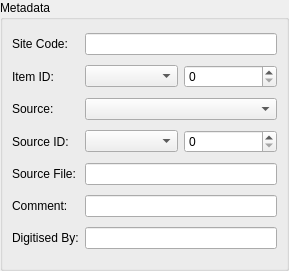
Old version of the form src/metadata_widget_base.ui in the repository lparchaeology/ArkPlan.
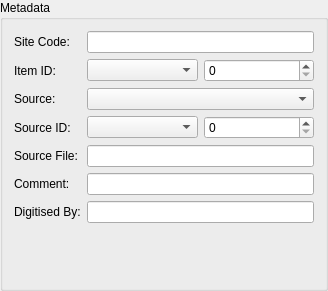
New version of the form.

Diff of the .ui file:
```diff
--- a/src/metadata_widget_base.ui
+++ b/src/metadata_widget_base.ui
@@ -1,28 +1,32 @@
 <?xml version="1.0" encoding="UTF-8"?>
 <ui version="4.0">
  <class>MetadataWidget</class>
- <widget class="QWidget" name="MetadataWidget">
+ <widget class="QGroupBox" name="MetadataWidget">
   <property name="geometry">
    <rect>
     <x>0</x>
     <y>0</y>
-    <width>289</width>
-    <height>271</height>
+    <width>328</width>
+    <height>291</height>
    </rect>
   </property>
   <property name="windowTitle">
    <string>Metadata</string>
   </property>
-  <layout class="QGridLayout" name="gridLayout_2">
-   <property name="margin">
-    <number>0</number>
-   </property>
-   <item row="0" column="0">
-    <widget class="QGroupBox" name="metadataGroup">
      <property name="title">
       <string>Metadata</string>
      </property>
      <layout class="QGridLayout" name="gridLayout">
+   <item row="4" column="1">
+    <widget class="QLineEdit" name="sourceFileEdit"/>
+   </item>
+   <item row="1" column="0">
+    <widget class="QLabel" name="label">
+     <property name="text">
+      <string>Item ID:</string>
+     </property>
+    </widget>
+   </item>
       <item row="0" column="1">
        <widget class="QLineEdit" name="siteEdit">
         <property name="readOnly">
@@ -30,20 +34,17 @@
         </property>
        </widget>
       </item>
-      <item row="4" column="0">
-       <widget class="QLabel" name="sourceCodeLabel">
-        <property name="text">
-         <string>Source:</string>
-        </property>
-        <property name="buddy">
-         <cstring>sourceCodeCombo</cstring>
+   <item row="5" column="1">
+    <widget class="QLineEdit" name="commentEdit">
+     <property name="readOnly">
+      <bool>false</bool>
         </property>
        </widget>
       </item>
-      <item row="5" column="0">
-       <widget class="QLabel" name="sourceIdLabel">
+   <item row="6" column="0">
+    <widget class="QLabel" name="createdByLabel">
         <property name="text">
-         <string>Source ID:</string>
+      <string>Digitised By:</string>
         </property>
         <property name="buddy">
          <cstring>sourceClassCombo</cstring>
@@ -60,31 +61,8 @@
         </property>
        </widget>
       </item>
-      <item row="6" column="0">
-       <widget class="QLabel" name="sourceFileLabel">
-        <property name="text">
-         <string>Source File:</string>
-        </property>
-        <property name="buddy">
-         <cstring>sourceFileEdit</cstring>
-        </property>
-       </widget>
-      </item>
       <item row="6" column="1">
-       <widget class="QLineEdit" name="sourceFileEdit"/>
-      </item>
-      <item row="4" column="1">
-       <widget class="QComboBox" name="sourceCodeCombo"/>
-      </item>
-      <item row="7" column="0">
-       <widget class="QLabel" name="commentLabel">
-        <property name="text">
-         <string>Comment:</string>
-        </property>
-        <property name="buddy">
-         <cstring>commentEdit</cstring>
-        </property>
-       </widget>
+    <widget class="QLineEdit" name="createdByEdit"/>
       </item>
       <item row="1" column="1">
        <layout class="QHBoxLayout" name="horizontalLayout_3">
@@ -103,7 +81,7 @@
         </item>
        </layout>
       </item>
-      <item row="5" column="1">
+   <item row="3" column="1">
        <layout class="QHBoxLayout" name="horizontalLayout_2">
         <item>
          <widget class="QComboBox" name="sourceClassCombo"/>
@@ -120,45 +98,61 @@
         </item>
        </layout>
       </item>
-      <item row="1" column="0">
-       <widget class="QLabel" name="label">
+   <item row="2" column="1">
+    <widget class="QComboBox" name="sourceCodeCombo"/>
+   </item>
+   <item row="4" column="0">
+    <widget class="QLabel" name="sourceFileLabel">
         <property name="text">
-         <string>Item ID:</string>
+      <string>Source File:</string>
+     </property>
+     <property name="buddy">
+      <cstring>sourceFileEdit</cstring>
+     </property>
+    </widget>
+   </item>
+   <item row="3" column="0">
+    <widget class="QLabel" name="sourceIdLabel">
+     <property name="text">
+      <string>Source ID:</string>
+     </property>
+    </widget>
+   </item>
+   <item row="2" column="0">
+    <widget class="QLabel" name="sourceCodeLabel">
+     <property name="text">
+      <string>Source:</string>
+     </property>
+     <property name="buddy">
+      <cstring>sourceCodeCombo</cstring>
+     </property>
+    </widget>
+   </item>
+   <item row="5" column="0">
+    <widget class="QLabel" name="commentLabel">
+     <property name="text">
+      <string>Comment:</string>
+     </property>
+     <property name="buddy">
+      <cstring>commentEdit</cstring>
         </property>
        </widget>
       </item>
       <item row="7" column="1">
-       <widget class="QLineEdit" name="commentEdit">
-        <property name="readOnly">
-         <bool>false</bool>
-        </property>
-       </widget>
-      </item>
-      <item row="8" column="0">
-       <widget class="QLabel" name="createdByLabel">
-        <property name="text">
-         <string>Digitised By:</string>
-        </property>
-        <property name="buddy">
-         <cstring>createdByEdit</cstring>
-        </property>
-       </widget>
-      </item>
-      <item row="8" column="1">
-       <widget class="QLineEdit" name="createdByEdit"/>
-      </item>
-     </layout>
-    </widget>
-   </item>
-  </layout>
- </widget>
- <tabstops>
-  <tabstop>siteEdit</tabstop>
-  <tabstop>sourceCodeCombo</tabstop>
-  <tabstop>sourceClassCombo</tabstop>
-  <tabstop>sourceIdSpin</tabstop>
-  <tabstop>sourceFileEdit</tabstop>
- </tabstops>
+    <spacer name="verticalSpacer">
+     <property name="orientation">
+      <enum>Qt::Vertical</enum>
+     </property>
+     <property name="sizeHint" stdset="0">
+      <size>
+       <width>20</width>
+       <height>40</height>
+      </size>
+     </property>
+    </spacer>
+   </item>
+  </layout>
+ </widget>
  <resources/>
  <connections/>
 </ui>
```
Left out of the diff: 4 changed lines with no effect on the pictures. Lines whose indentation alone changed are shown as unchanged.
